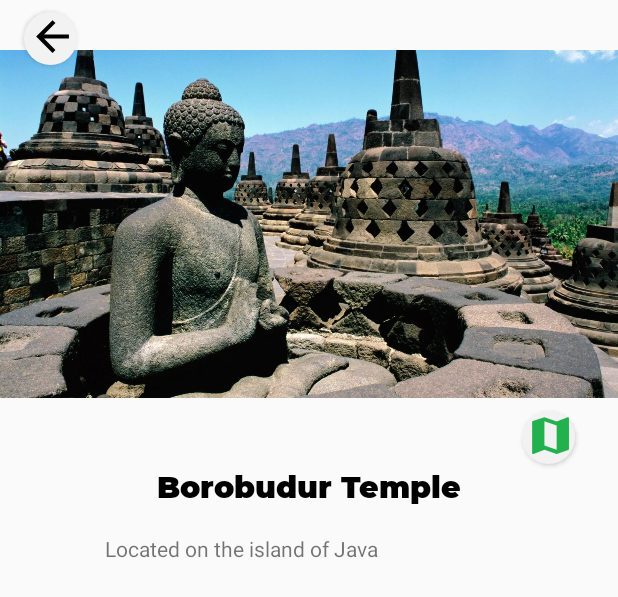
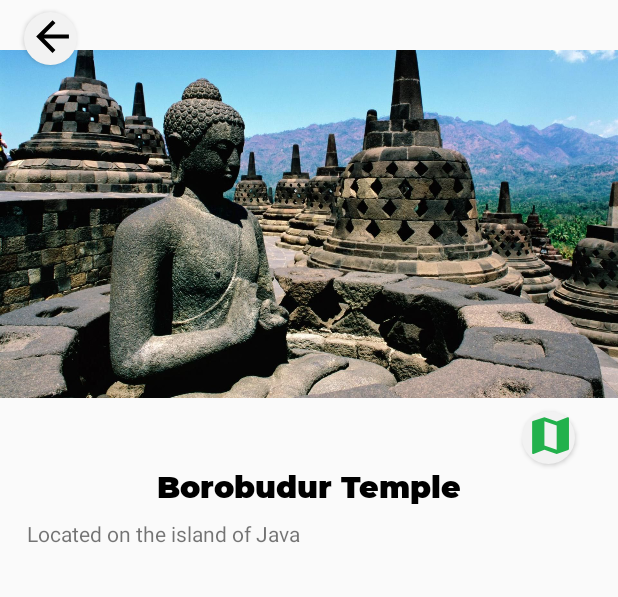
Before and after one commit to dionisiusjovan/wonderfulindo, an Android app: the layout activity_grid_item.xml on its own in the app's theme, with its tools: preview values and no code run, on a phone screen of 412 x 824 dp. Shown: the top 597 px of the screen. Run offline under Robolectric (Android 15) with nearby library versions, the light colour scheme and no system bars.

```diff
--- a/app/src/main/AndroidManifest.xml
+++ b/app/src/main/AndroidManifest.xml
@@ -34,7 +34,8 @@
         <activity
             android:name=".LoginActivity"
             android:theme="@style/RegisterTheme" />
-        <activity android:name=".MainActivity" />
+        <activity android:name=".MainActivity"
+            android:theme="@style/RegisterTheme"/>
         <activity
             android:name=".GridItemActivity"
             android:theme="@style/RegisterTheme" />
--- a/app/src/main/res/layout/activity_grid_item.xml
+++ b/app/src/main/res/layout/activity_grid_item.xml
@@ -46,16 +46,24 @@
         android:textSize="20sp"
         android:textStyle="bold" />
 
-    <TextView
-        android:id="@+id/gridDes"
-        android:layout_width="300dp"
+    <ScrollView
+        android:layout_width="match_parent"
         android:layout_height="wrap_content"
-        android:paddingLeft="20dp"
-        android:paddingRight="20dp"
-        android:layout_marginStart="50dp"
-        android:layout_marginTop="18dp"
-        android:layout_marginEnd="50dp"
-        android:text="@string/desBorobudur" />
+        android:layout_marginTop="8dp"
+        android:layout_marginBottom="8dp">
+
+        <TextView
+            android:id="@+id/gridDes"
+            android:layout_width="380dp"
+            android:layout_height="wrap_content"
+            android:layout_marginStart="16dp"
+            android:layout_marginEnd="16dp"
+            android:paddingLeft="2dp"
+            android:paddingRight="2dp"
+            android:text="@string/desBorobudur" />
+    </ScrollView>
+
+
 
 
 </LinearLayout>
```
Also changed, not shown: app/src/main/java/com/wi/wonderfulindo/HomeActivity.java (+10 -8 lines), app/src/main/java/com/wi/wonderfulindo/MainActivity.java (+14 -12 lines), app/src/main/res/layout/activity_main.xml (+4 -5 lines), app/src/main/res/layout/row_data2.xml (+13 -16 lines).
